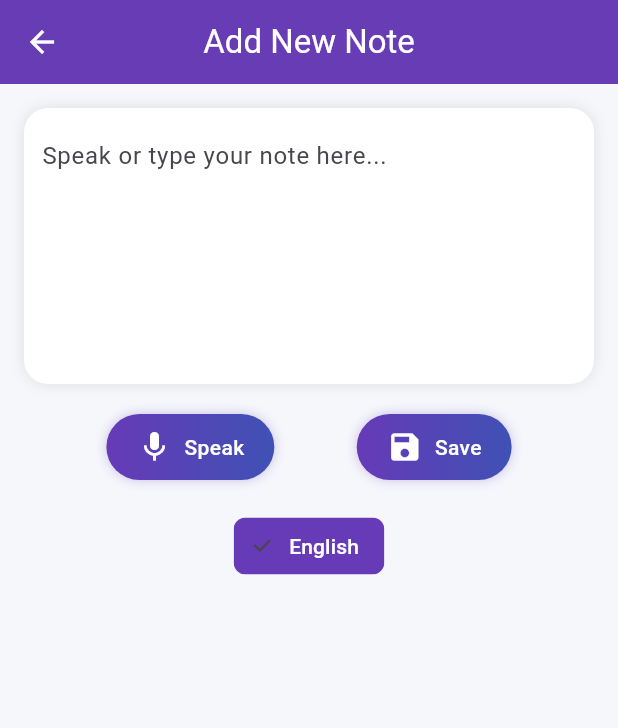
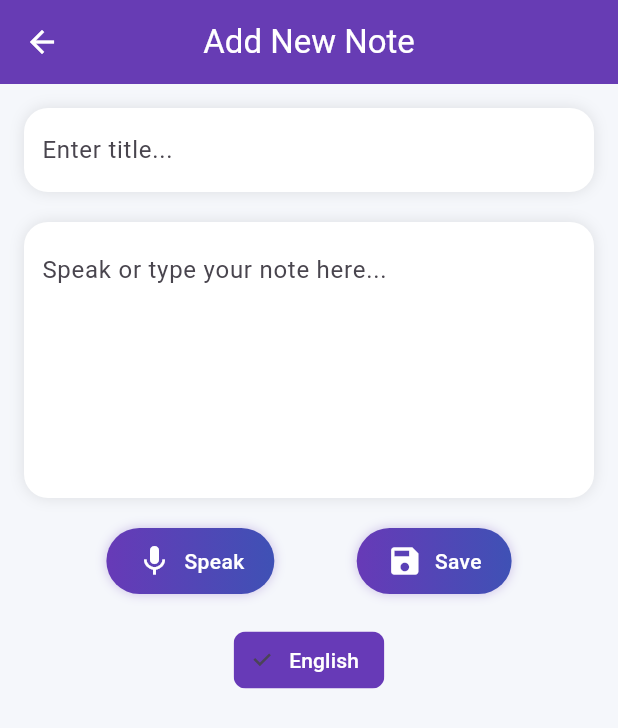
Before and after one commit to amalmathew2003/note-app, a Flutter app: the screen it shows after launch, after a tap on the "add" icon, on a phone screen of 412 x 824 dp. Shown: the top 728 px of the screen. Run offline on Flutter 3.47's test engine with Material 3 defaults, Android fonts, the light colour scheme and no system bars; our stand-ins replace cloud_firestore, firebase_core, flutter_tts, shared_preferences, speech_to_text; missing offline and left inert: translator; accounts and stored records are empty.

Commit message:
`feat: updated home screen, notes list screen, and firebase note services for title input and animation`

```diff
--- a/lib/Screen/home_screen.dart
+++ b/lib/Screen/home_screen.dart
@@ -14,9 +14,10 @@ class _HomeScreenState extends State<HomeScreen> {
   final SpeechService _speechService = SpeechService();
   final FirebaseNoteService _firebaseService = FirebaseNoteService();
 
+  String _title = ''; // 🆕 Added title
   String _text = '';
-  String _language = 'en'; // Selected language
-  List<String> _userLanguages = []; // Languages selected by user
+  String _language = 'en';
+  List<String> _userLanguages = [];
 
   @override
   void initState() {
@@ -32,14 +33,12 @@ class _HomeScreenState extends State<HomeScreen> {
     });
   }
 
-  // 🎙️ Record speech dynamically based on selected language
   void _recordSpeech() async {
     if (_userLanguages.isEmpty) return;
 
     bool available = await _speechService.initSpeech();
     if (!available) return;
 
-    // Map language code → localeId
     final localeMap = {
       'en': 'en-US',
       'ml': 'ml-IN',
@@ -55,12 +54,17 @@ class _HomeScreenState extends State<HomeScreen> {
     setState(() => _text = result);
   }
 
-  // 💾 Save note to Firebase
+  // 💾 Save note with title
   void _saveNote() async {
-    if (_text.isEmpty) return;
+    if (_title.isEmpty || _text.isEmpty) return;
 
-    await _firebaseService.addNote(_text);
-    setState(() => _text = '');
+    // ✅ Update this to include title in Firebase
+    await _firebaseService.addNoteWithTitle(_title, _text);
+
+    setState(() {
+      _title = '';
+      _text = '';
+    });
 
     if (mounted) {
       Navigator.pop(context);
@@ -82,7 +86,31 @@ class _HomeScreenState extends State<HomeScreen> {
         padding: const EdgeInsets.all(16.0),
         child: Column(
           children: [
-            // 📝 Input box
+            // 🆕 Title Field
+            Container(
+              decoration: BoxDecoration(
+                color: Colors.white,
+                borderRadius: BorderRadius.circular(16),
+                boxShadow: [
+                  BoxShadow(
+                    blurRadius: 8,
+                    color: Colors.black.withOpacity(0.1),
+                  ),
+                ],
+              ),
+              padding: const EdgeInsets.symmetric(horizontal: 12, vertical: 4),
+              child: TextField(
+                controller: TextEditingController(text: _title),
+                decoration: const InputDecoration(
+                  border: InputBorder.none,
+                  hintText: 'Enter title...',
+                ),
+                onChanged: (val) => _title = val,
+              ),
+            ),
+            const SizedBox(height: 20),
+
+            // 📝 Note Field
             Container(
               decoration: BoxDecoration(
                 color: Colors.white,
@@ -107,7 +135,7 @@ class _HomeScreenState extends State<HomeScreen> {
             ),
             const SizedBox(height: 20),
 
-            // 🎤 Speak and 💾 Save buttons
+            // 🎤 Speak & 💾 Save
             Row(
               mainAxisAlignment: MainAxisAlignment.spaceEvenly,
               children: [
@@ -125,7 +153,7 @@ class _HomeScreenState extends State<HomeScreen> {
             ),
             const SizedBox(height: 20),
 
-            // 🌐 Dynamic Language selector
+            // 🌐 Language Selector
             if (_userLanguages.isNotEmpty)
               Wrap(
                 spacing: 10,
@@ -151,7 +179,6 @@ class _HomeScreenState extends State<HomeScreen> {
     );
   }
 
-  // 🔄 Map language code → readable label
   String _getLanguageLabel(String code) {
     switch (code) {
       case 'en':
@@ -171,7 +198,6 @@ class _HomeScreenState extends State<HomeScreen> {
     }
   }
 
-  // 🔘 Gradient Button widget
   Widget _buildGradientButton({
     required IconData icon,
     required String text,
--- a/lib/services/firebase_note_services.dart
+++ b/lib/services/firebase_note_services.dart
@@ -3,41 +3,46 @@ import 'package:cloud_firestore/cloud_firestore.dart';
 class FirebaseNoteService {
   final FirebaseFirestore _firestore = FirebaseFirestore.instance;
 
+  // A reference to the 'notes' collection
+  CollectionReference get notesCollection => _firestore.collection('notes');
+
+  // 📝 Add note (auto-generates title from first few words)
   Future<void> addNote(String content) async {
-    await _firestore.collection('notes').add({
+    await notesCollection.add({
       'title': content.split(' ').take(3).join(' '),
       'content': content,
-      'createdAt': DateTime.now(),
+      'createdAt': Timestamp.now(),
     });
   }
 
+  // 🆕 Add note with user-defined title
+  Future<void> addNoteWithTitle(String title, String content) async {
+    await notesCollection.add({
+      'title': title,
+      'content': content,
+      'createdAt': Timestamp.now(),
+    });
+  }
+
+  // 🔁 Stream all notes (latest first)
   Stream<List<Map<String, dynamic>>> getNotes() {
-    return _firestore
-        .collection('notes')
+    return notesCollection
         .orderBy('createdAt', descending: true)
         .snapshots()
         .map(
           (snapshot) => snapshot.docs
-              .map((doc) => {'id': doc.id, ...doc.data()})
+              .map((doc) => {'id': doc.id, ...doc.data() as Map<String, dynamic>})
               .toList(),
         );
   }
 
-  Future<void> addNoteWithTitle(String title, String content) async {
-    await _firestore.collection('notes').add({
-      'title': title.isEmpty ? content.split(' ').take(3).join(' ') : title,
-      'content': content,
-      'createdAt': DateTime.now(),
-    });
-  }
-
-  // 🗑️ DELETE note by ID
+  // 🗑️ Delete note by ID
   Future<void> deleteNote(String noteId) async {
     try {
-      await _firestore.collection('notes').doc(noteId).delete();
+      await notesCollection.doc(noteId).delete();
     } catch (e) {
       print("Error deleting note: $e");
-      rethrow; // optional: propagate error to UI if needed
+      rethrow;
     }
   }
 }
```
Also changed, not shown: lib/Screen/notes_list_screen.dart (+30 -15 lines).
